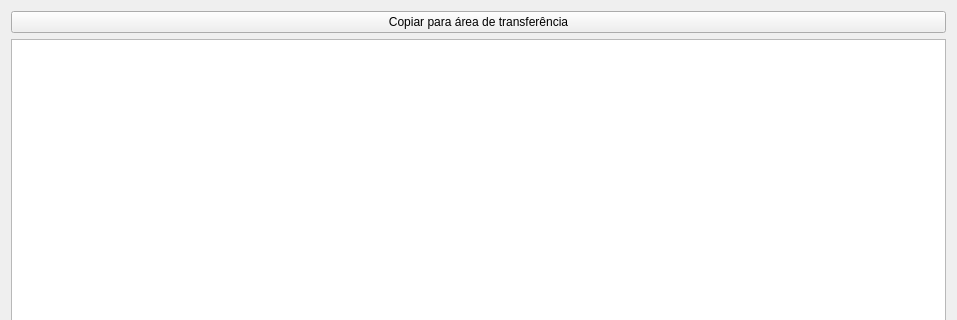
This is ui/tabledialog.ui in LucasIB/Machine-Learning-for-Rotating-Coil-Magnetic-Measurements as Qt 5 draws it before an edit; both pictures show x 0 to 957 and y 0 to 320 of the 957 by 523 pixel window. The edited form follows.
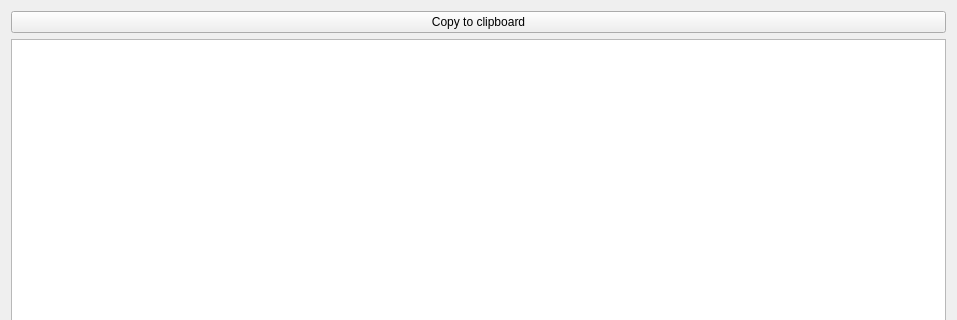
This is the edited form.

Commit message: Bug fixes in the screen table function and add plot clickable function

What changed in the file:
```diff
--- a/ui/tabledialog.ui
+++ b/ui/tabledialog.ui
@@ -24,7 +24,7 @@
    <item row="0" column="0">
     <widget class="QPushButton" name="bt_copy_to_clipboard">
      <property name="text">
-      <string>Copiar para área de transferência</string>
+      <string>Copy to clipboard</string>
      </property>
     </widget>
    </item>
```
The commit also changes 4 other files.
